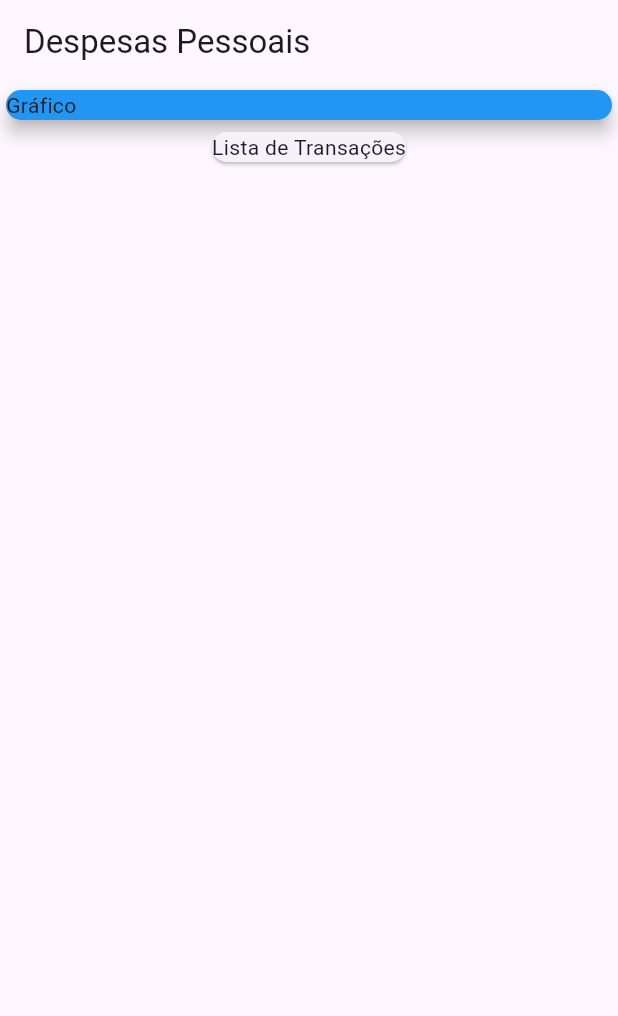
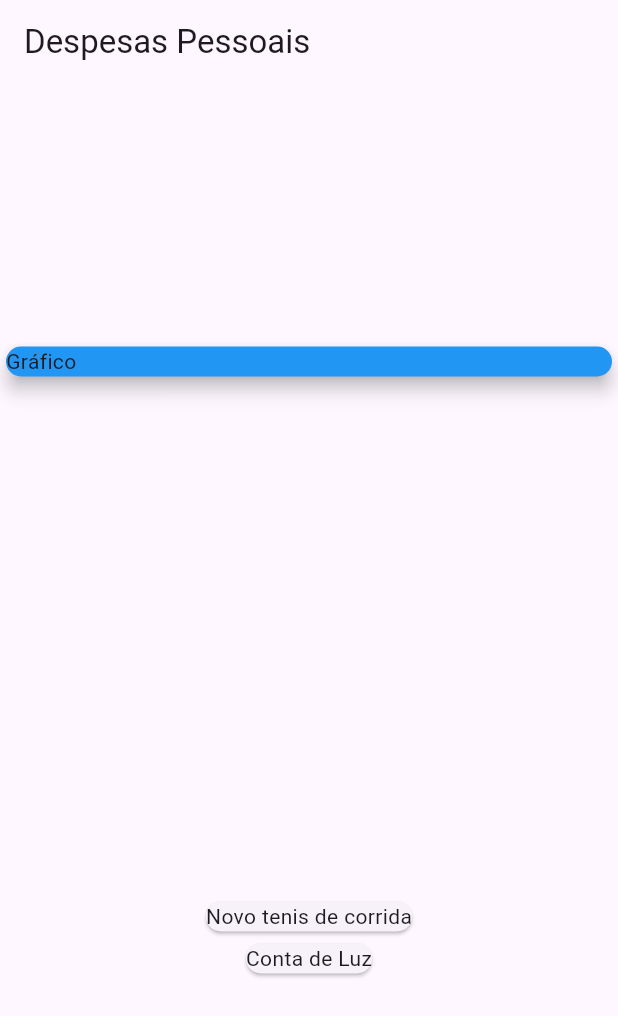
Before and after one commit to alexandreccarmo/despesas_pessoais_flutter, a Flutter app: the screen it shows after launch, on a phone screen of 412 x 824 dp. Shown: the top 1016 px of the screen. Run offline on Flutter 3.47's test engine with Material 3 defaults, Android fonts, the light colour scheme and no system bars.

Commit message:
adicionado a model de transacoes e criado a lista de transacoes

```diff
--- a/expenses_flutter/lib/main.dart
+++ b/expenses_flutter/lib/main.dart
@@ -1,3 +1,4 @@
+import 'package:expenses_flutter/models/transaction.dart';
 import 'package:flutter/material.dart';
 
 main() => runApp(const ExpensesApp());
@@ -7,12 +8,25 @@
 
   @override
   Widget build(BuildContext context){
-    return const MaterialApp(home: MyHomePage());
+    return  MaterialApp(home: MyHomePage());
   }
 }
 
 class MyHomePage extends StatelessWidget {
-  const MyHomePage({super.key});
+  MyHomePage({super.key});
+
+  final _transacion = [
+    Transaction(
+        id: 't1',
+        title: 'Novo tenis de corrida',
+        value: 550.00,
+        date: DateTime.now()),
+    Transaction(
+        id: 't2',
+        title: 'Conta de Luz',
+        value: 310.00,
+        date: DateTime.now()),
+  ];
 
   @override
   Widget build(BuildContext context){
@@ -21,6 +35,8 @@
         title: const Text('Despesas Pessoais'),
       ),
       body: Column(
+        mainAxisAlignment: MainAxisAlignment.spaceAround,
+        crossAxisAlignment: CrossAxisAlignment.stretch,
         children: <Widget>[
           Container(
             width: double.infinity,
@@ -30,9 +46,13 @@
               elevation: 5,
             ),
           ),
-          const Card(
-            child: Text('Lista de Transações'),
-          ),
+          Column(
+            children: _transacion.map((tr) {
+              return Card (
+              child: Text(tr.title),
+              );
+          }).toList(),
+          )
         ],
       ),
     );
--- /dev/null
+++ b/expenses_flutter/lib/models/transaction.dart
@@ -0,0 +1,14 @@
+class Transaction {
+  final String id;
+  final String title;
+  final double value;
+  final DateTime date;
+
+  Transaction ({
+    required this.id,
+    required this.title,
+    required this.value,
+    required this.date
+  });
+
+}
```
